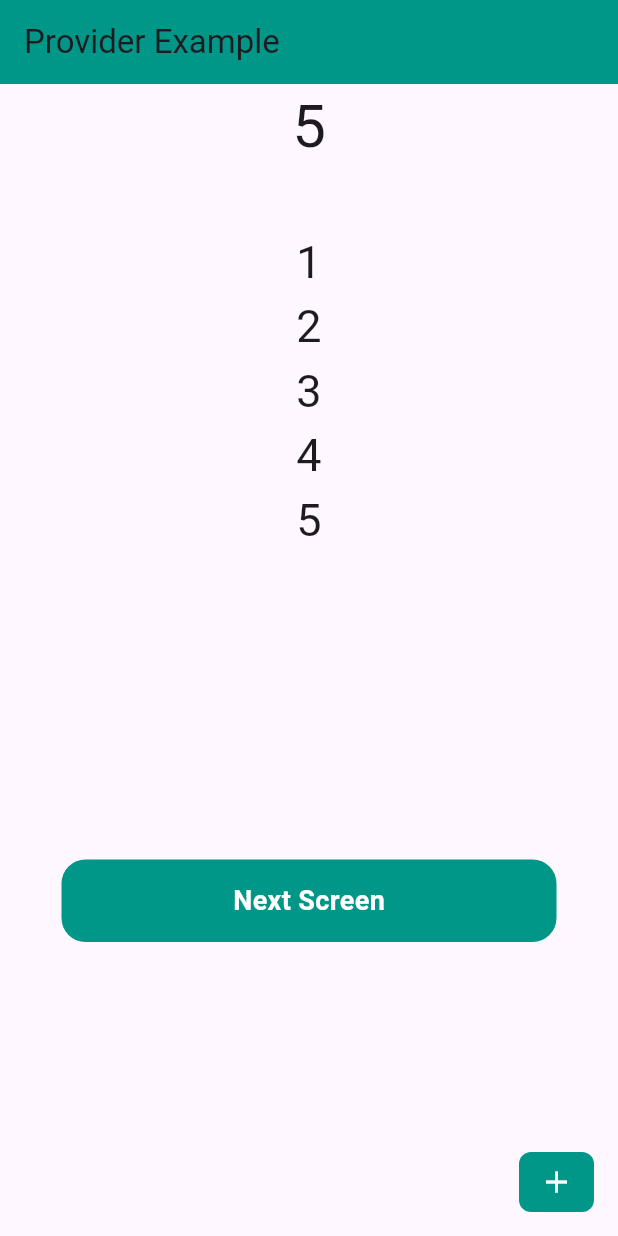
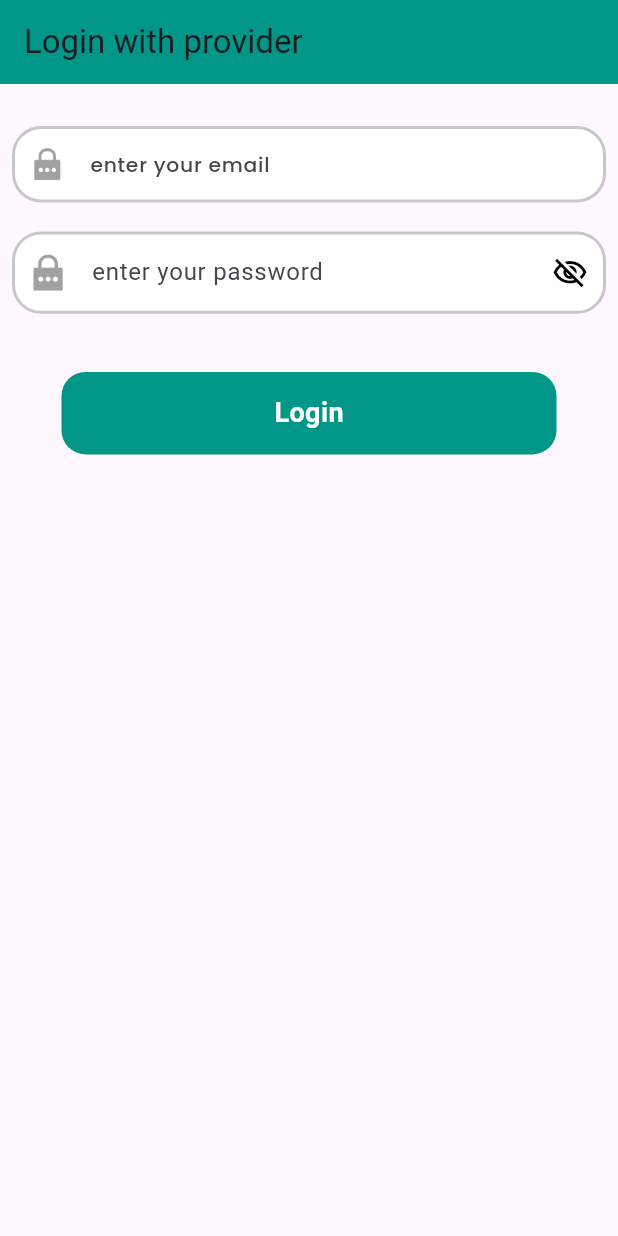
Before and after one commit to MudsaAhmad/State-Management-Project-SMIT, a Flutter app: the screen it shows after launch, on a phone screen of 412 x 824 dp. Run offline on Flutter 3.47's test engine with Material 3 defaults, Android fonts, the phone set to English and light mode, and no system bars; our stand-ins replace flutter_screenutil, google_fonts, loading_animation_widget.

Commit message:
error handling and API with provider.

```diff
--- a/lib/12-02-2025/first_screen.dart
+++ b/lib/12-02-2025/first_screen.dart
@@ -29,7 +29,9 @@ class _FirstScreenState extends State<FirstScreen> {
           ),
           floatingActionButton: GestureDetector(
             onTap: () {
-
+              // int lastNumber = numberList.last.toInt();
+              // print('last number ------->$lastNumber');
+              // numberList.add(lastNumber+1);
               value.addNumber();
 
             },
--- /dev/null
+++ b/lib/12-02-2025/login_provider.dart
@@ -0,0 +1,64 @@
+
+import 'dart:convert';
+
+import 'package:http/http.dart' as http;
+import 'package:flutter/cupertino.dart';
+import 'package:http/http.dart';
+
+class LoginProvider extends ChangeNotifier{
+
+  bool _isLoading = false;
+  bool get isLoading => _isLoading;
+
+  set setLoading(bool value) {
+    _isLoading = value;
+    notifyListeners();
+  }
+
+  List<int> numberList = [1,2,3,4];
+
+  void addNumber(){
+    int num = numberList.last;
+    numberList.add(num+1);
+    notifyListeners();
+  }
+
+  Future<void> loginAPIFunction ({
+    required String email,
+    required String password,
+  }) async {
+    try{
+
+      setLoading = true;
+
+      final url = Uri.parse('https://pantry-persona-dev-h8gqe6c0f9hwdvff.canadacentral-01.azurewebsites.net/api/user/login');
+      print('url ------$url');
+      final body = {
+        'email': email,
+        'password': password,
+      };
+      print('body ----- $body');
+      final headers = {
+        'Content-Type': 'application/json',
+      };
+      print('body ----- $headers');
+
+      Response response = await http.post(url, headers: headers,body: json.encode(body),);
+      print('response --------- ${response.body.toString()}');
+
+      // navigation
+
+      if(response.statusCode == 200)
+      {
+        print('yes status code 200 -----${response.body.toString()}');
+        setLoading = false;
+      }else{
+        print('Not status code 200 -----');setLoading = false;
+      }
+    }catch(e){
+      print('error ----------$e');setLoading = false;
+    }
+  }
+
+
+}
--- /dev/null
+++ b/lib/13-02-2025/login_screenprovider.dart
@@ -0,0 +1,90 @@
+import 'package:flutter/cupertino.dart';
+import 'package:flutter/material.dart';
+import 'package:flutter_screenutil/flutter_screenutil.dart';
+import 'package:provider/provider.dart';
+import 'package:state_management_project_smit/13-02-2025/login_provider.dart';
+import 'package:state_management_project_smit/componants/button.dart';
+import 'package:state_management_project_smit/componants/email_text_field.dart';
+import 'package:state_management_project_smit/componants/password_text_field.dart';
+
+class LoginScreenprovider extends StatefulWidget {
+  const LoginScreenprovider({super.key});
+
+  @override
+  State<LoginScreenprovider> createState() => _LoginScreenproviderState();
+}
+
+final emailController = TextEditingController();
+final passwordController = TextEditingController();
+
+final _formKey = GlobalKey<FormState>();
+
+class _LoginScreenproviderState extends State<LoginScreenprovider> {
+  @override
+  Widget build(BuildContext context) {
+    return Scaffold(
+      appBar: AppBar(
+        backgroundColor: Colors.teal,
+        title: const Text('Login with provider'),
+      ),
+      body: Padding(
+        padding: const EdgeInsets.all(8.0),
+        child: Consumer<LoginProvider>(builder: (context, value, child) {
+          return Form(
+            key: _formKey,
+            child: Column(
+              children: [
+                const SizedBox(
+                  height: 20,
+                ),
+                TextEmailField(
+                  title: 'enter your email',
+                  controller: emailController,
+                  keyboardType: TextInputType.emailAddress,
+                  prefixImagePath: 'assets/Layer 2.png',
+                  validator: (value) {
+                    if (value == null || value.isEmpty) {
+                      return 'Please enter your email';
+                    }
+                    return null;
+                  },
+                ),
+                SizedBox(
+                  height: 20.h,
+                ),
+                TextPasswordField(
+                  title: 'enter your password',
+                  controller: passwordController,
+                  keyboardType: TextInputType.text,
+                  prefixImagePath: 'assets/Layer 2.png',
+                  validator: (value) {
+                    if (value == null || value.isEmpty) {
+                      return 'Please enter your password';
+                    }
+                    if (value.length < 6) {
+                      return 'Password must be at least 6 characters long';
+                    }
+                    return null;
+                  },
+                ),
+                SizedBox(
+                  height: 40.h,
+                ),
+                Button(
+                    title: 'Login',
+                    onTap: () {
+                      if (_formKey.currentState!.validate()) {
+                        value.loginAPIFunction(context, emailController.text,
+                            passwordController.text);
+                      } else {}
+                    },
+                    isLoading: value.loading,
+                    color: Colors.teal),
+              ],
+            ),
+          );
+        }),
+      ),
+    );
+  }
+}
--- a/lib/componants/button.dart
+++ b/lib/componants/button.dart
@@ -1,13 +1,14 @@
 import 'package:flutter/material.dart';
+import 'package:loading_animation_widget/loading_animation_widget.dart';
 
 class Button extends StatelessWidget {
   final String title;
   final VoidCallback onTap;
-  bool isLoading;
+  final bool isLoading;
   final Color color;
   final String? imagePath;
-  double? width;
-  double? height;
+  final double? width;
+  final double? height;
 
   Button({
     super.key,
@@ -23,7 +24,7 @@ class Button extends StatelessWidget {
   @override
   Widget build(BuildContext context) {
     return InkWell(
-      onTap: onTap,
+      onTap: isLoading ? null : onTap, // Disable tap when loading
       child: Container(
         height: height ?? 55,
         width: width ?? 330,
@@ -32,29 +33,30 @@ class Button extends StatelessWidget {
           borderRadius: BorderRadius.circular(16),
         ),
         child: Stack(
-          alignment: Alignment.center, // Centers the text within the container
+          alignment: Alignment.center, // Centers the text or loader
           children: [
             Center(
               child: isLoading
-                  ? const CircularProgressIndicator(
+                  ? LoadingAnimationWidget.waveDots(
                 color: Colors.white,
+                size: 30,
               )
                   : Text(
                 title,
-                style: TextStyle(
+                style: const TextStyle(
                   fontSize: 18,
                   fontWeight: FontWeight.w600,
-                    color: Colors.white),
+                  color: Colors.white,
                 ),
               ),
+            ),
+            if (imagePath != null)
               Positioned(
-              right: 20, // Adjust as needed for spacing
-              child: imagePath != null
-                  ? Image.asset(
+                right: 20, // Adjust as needed
+                child: Image.asset(
                   imagePath!,
                   scale: 4,
-              )
-                  : const SizedBox(), // Placeholder if no image
+                ),
               ),
           ],
         ),
--- /dev/null
+++ b/lib/componants/email_text_field.dart
@@ -0,0 +1,73 @@
+import 'package:flutter/material.dart';
+import 'package:flutter_screenutil/flutter_screenutil.dart';
+import 'package:google_fonts/google_fonts.dart';
+
+class TextEmailField extends StatefulWidget {
+  final String title;
+  final TextEditingController controller;
+  final TextInputType keyboardType;
+  final String? Function(String?)? validator;
+  final String? prefixImagePath; // New parameter for asset image path
+
+  const TextEmailField({
+    super.key,
+    required this.title,
+    required this.controller,
+    this.keyboardType = TextInputType.emailAddress,
+    this.validator,
+    this.prefixImagePath, // Initialize it here
+  });
+
+  @override
+  State<TextEmailField> createState() => _TextEmailFieldState();
+}
+
+class _TextEmailFieldState extends State<TextEmailField> {
+  @override
+  Widget build(BuildContext context) {
+    return TextFormField(
+      cursorColor: const Color(0xff3B6985),
+      keyboardType: widget.keyboardType,
+      controller: widget.controller,
+      validator: widget.validator,
+      decoration: InputDecoration(
+        filled: true,
+        fillColor: Colors.white, // Background color
+        border: OutlineInputBorder(
+          borderRadius: BorderRadius.circular(20.r), // Rounded corners
+          borderSide: const BorderSide(
+            color: Color(0xffC8C8C8), // Grey border color
+            width: 2.0,// Border thickness
+          ),
+        ),
+        enabledBorder: OutlineInputBorder(
+          borderRadius: BorderRadius.circular(20.r),
+          borderSide: const BorderSide(
+            color: Color(0xffC8C8C8), // Grey border for enabled state
+            width: 2,
+          ),
+        ),
+        focusedBorder: OutlineInputBorder(
+          borderRadius: BorderRadius.circular(20.r),
+          borderSide: const BorderSide(
+            color: Color(0xffC8C8C8), // Grey border when focused
+            width: 2,
+          ),
+        ),
+        prefixIcon: widget.prefixImagePath != null
+            ? Padding(
+          padding:  EdgeInsets.all(12.0.sp),
+          child: Image.asset(widget.prefixImagePath!, scale: 4.5),
+        )
+            : null, // Asset image as prefix
+        contentPadding: EdgeInsets.all(16.sp), // Padding inside the TextField
+        hintText: widget.title, // Hint text
+        floatingLabelBehavior: FloatingLabelBehavior.never,
+      ),
+      style: GoogleFonts.poppins(
+        fontSize: 14.sp,
+        fontWeight: FontWeight.w500,
+      ),
+    );
+  }
+}
--- /dev/null
+++ b/lib/componants/password_text_field.dart
@@ -0,0 +1,84 @@
+import 'package:flutter/material.dart';
+import 'package:flutter_screenutil/flutter_screenutil.dart';
+
+
+class TextPasswordField extends StatefulWidget {
+  final String title;
+  final TextEditingController controller;
+  final TextInputType keyboardType;
+  final Icon? suffix;
+  final String? Function(String?)? validator;
+  final String? prefixImagePath; // New parameter for asset image path
+
+  const TextPasswordField({
+    super.key,
+    required this.title,
+    required this.controller,
+    this.keyboardType = TextInputType.text,
+    this.suffix,
+    this.validator,
+    this.prefixImagePath, // Initialize it here
+  });
+
+  @override
+  State<TextPasswordField> createState() => _TextPasswordFieldState();
+}
+
+class _TextPasswordFieldState extends State<TextPasswordField> {
+  bool obscureText = true;
+
+  @override
+  Widget build(BuildContext context) {
+    return TextFormField(
+      cursorColor: Color(0xff3B6985),
+      obscureText: obscureText,
+      keyboardType: widget.keyboardType,
+      controller: widget.controller,
+      validator: widget.validator,
+      decoration: InputDecoration(
+        filled: true,
+        fillColor: Colors.white, // Background color
+        border: OutlineInputBorder(
+          borderRadius: BorderRadius.circular(20.r), // Rounded corners
+          borderSide: const BorderSide(
+            color: Color(0xffC8C8C8), // Grey border color
+            width: 2.0,
+          ),
+        ),
+        enabledBorder: OutlineInputBorder(
+          borderRadius: BorderRadius.circular(20.r),
+          borderSide: const BorderSide(
+            color: Color(0xffC8C8C8), // Change to blue when focused
+            width: 2,
+          ),
+        ),
+        focusedBorder: OutlineInputBorder(
+          borderRadius: BorderRadius.circular(20.r),
+          borderSide: const BorderSide(
+            color: Color(0xffC8C8C8), // Change to blue when focused
+            width: 2,
+          ),
+        ),
+        prefixIcon: widget.prefixImagePath != null
+            ? Padding(
+          padding: EdgeInsets.all(12.0.sp),
+          child: Image.asset(widget.prefixImagePath!,scale: 4,), // Asset image as prefix
+        )
+            : null,
+        suffixIcon: GestureDetector(
+          child: obscureText
+              ? const Icon(Icons.visibility_off_outlined, color: Colors.black)
+              : const Icon(Icons.visibility, color: Colors.black),
+          onTap: () {
+            setState(() {
+              obscureText = !obscureText;
+            });
+          },
+        ),
+        contentPadding: EdgeInsets.all(16.sp), // Padding inside the TextField
+        hintText: widget.title, // Hint text
+        floatingLabelBehavior: FloatingLabelBehavior.never,
+      ),
+    );
+  }
+}
--- a/lib/main.dart
+++ b/lib/main.dart
@@ -1,9 +1,12 @@
 import 'package:flutter/material.dart';
+import 'package:flutter_screenutil/flutter_screenutil.dart';
 import 'package:provider/provider.dart';
-import 'package:state_management_project_smit/12-02-2025/first_screen.dart';
+import 'package:state_management_project_smit/13-02-2025/login_provider.dart';
 
 import '11-01-2025/number_provider.dart';
+import '12-02-2025/login_screen.dart';
 import '12-02-2025/numbers_provider.dart';
+import '13-02-2025/login_screenprovider.dart';
 
 void main() {
   runApp(const MyApp());
@@ -15,10 +18,15 @@ class MyApp extends StatelessWidget {
   // This widget is the root of your application.
   @override
   Widget build(BuildContext context) {
-    return MultiProvider(
+    return ScreenUtilInit(
+      designSize: const Size(393, 852),
+      minTextAdapt: true,
+      splitScreenMode: true,
+      child: MultiProvider(
         providers: [
         // ChangeNotifierProvider(create: (context) => NumberProvider()),
           ChangeNotifierProvider(create: (context) => NumbersProvider()),
+          ChangeNotifierProvider(create: (context) => LoginProvider()),
         ],
         child: MaterialApp(
           debugShowCheckedModeBanner: false,
@@ -27,7 +35,8 @@ class MyApp extends StatelessWidget {
             colorScheme: ColorScheme.fromSeed(seedColor: Colors.deepPurple),
             useMaterial3: true,
           ),
-        home: FirstScreen(),
+          home: LoginScreenprovider(),
+        ),
       ),
     );
   }
```
Also changed, not shown: lib/12-02-2025/login_screen.dart (added, +191 -0 lines), lib/13-02-2025/login_provider.dart (added, +78 -0 lines), pubspec.yaml (+5 -2 lines), assets/Layer 2.png (added), pubspec.lock. Lines whose indentation alone changed are shown as unchanged.
